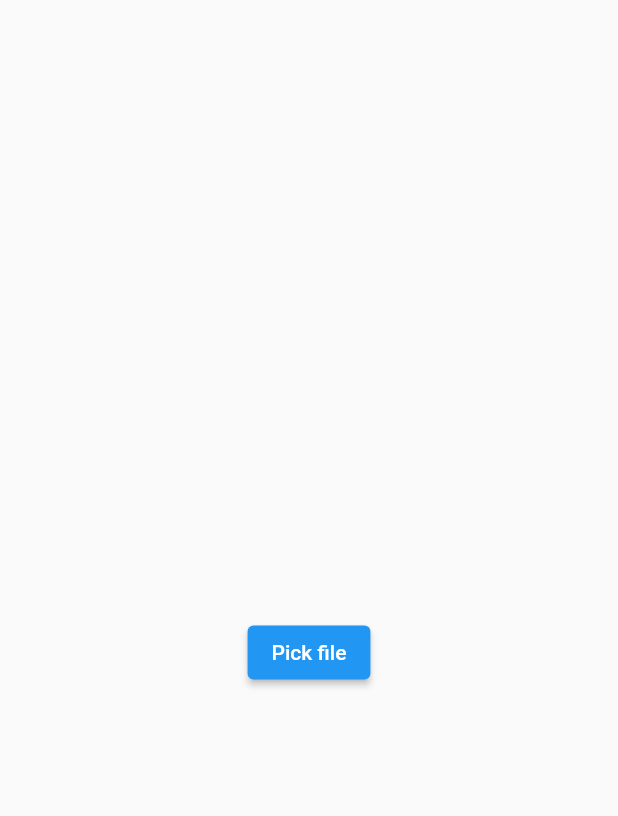
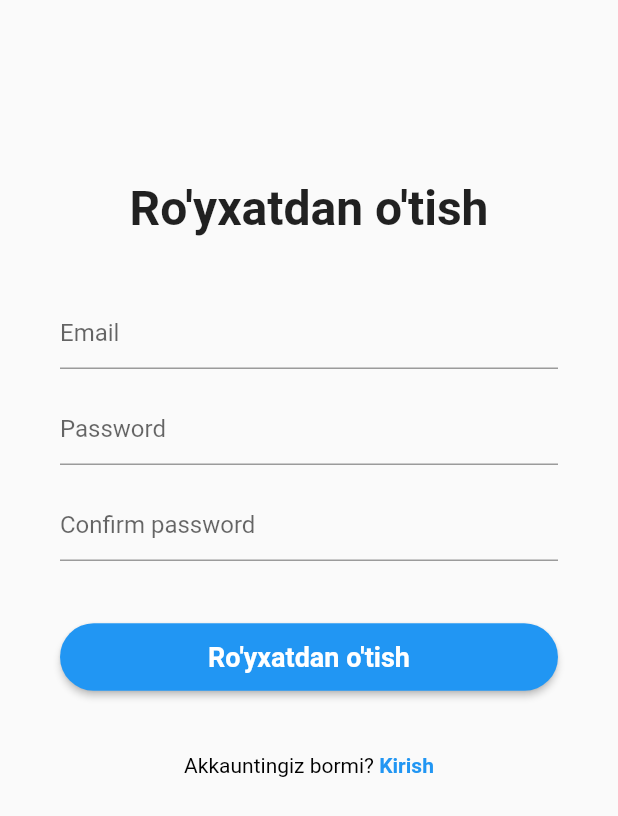
Before and after one commit to qahor0v/fire16, a Flutter app: the screen it shows after launch, on a phone screen of 412 x 824 dp. Shown: the top 816 px of the screen. Run offline on Flutter 3.47's test engine with Material 2 defaults, Android fonts, the phone set to English and light mode, and no system bars; our stand-ins replace cloud_firestore, file_picker, firebase_auth, firebase_core, firebase_database, firebase_storage; accounts and stored records are empty.

Commit message:
APP: new app

```diff
--- /dev/null
+++ b/lib/constants/app_colors.dart
@@ -0,0 +1,3 @@
+import 'package:flutter/material.dart';
+
+const mainColor = Colors.blue;
--- a/lib/home.dart
+++ b/lib/home.dart
@@ -4,6 +4,8 @@ import 'package:fire16/user_model.dart';
 import 'package:flutter/material.dart';
 
 class HomePage extends StatelessWidget {
+  static const String id = "home";
+
   const HomePage({super.key});
 
   @override
--- a/lib/main.dart
+++ b/lib/main.dart
@@ -1,8 +1,10 @@
-import 'package:fire16/upload_page.dart';
+import 'package:fire16/home.dart';
+import 'package:fire16/pages/login_pages/sign_in.dart';
+import 'package:fire16/pages/login_pages/sign_up.dart';
+import 'package:fire16/pages/login_pages/user_info_page.dart';
+import 'package:fire16/services/auth_services/firebase_auth_services.dart';
 import 'package:firebase_core/firebase_core.dart';
 import 'package:flutter/material.dart';
-
-import 'home.dart';
 
 void main() async {
   WidgetsFlutterBinding.ensureInitialized();
@@ -15,9 +17,46 @@ class MyApp extends StatelessWidget {
 
   @override
   Widget build(BuildContext context) {
-    return const MaterialApp(
+    return MaterialApp(
       debugShowCheckedModeBanner: false,
-      home: UploadPage(),
+      home: const CheckUser(),
+      routes: {
+        HomePage.id: (context) => const HomePage(),
+        SignInPage.id: (context) => const SignInPage(),
+        SignUpPage.id: (context) => const SignUpPage(),
+        UserInfoPage.id: (context) => const UserInfoPage(),
+      },
     );
   }
 }
+
+class CheckUser extends StatelessWidget {
+  const CheckUser({super.key});
+
+  @override
+  Widget build(BuildContext context) {
+    return StreamBuilder(
+      stream: AuthServices().getCurrentUser(),
+      builder: (context, snapshot) {
+        if (snapshot.connectionState == ConnectionState.waiting) {
+          return const Center(
+            child: CircularProgressIndicator(),
+          );
+        } else if (snapshot.hasError) {
+          return const Center(
+            child: Icon(
+              Icons.error_outline_outlined,
+              color: Colors.red,
+            ),
+          );
+        } else {
+          if (snapshot.data == null) {
+            return const SignUpPage();
+          } else {
+            return const UserInfoPage();
+          }
+        }
+      },
+    );
+  }
+}
--- /dev/null
+++ b/lib/models/sign_in_model.dart
@@ -0,0 +1,9 @@
+class SignInModel {
+  String password;
+  String email;
+
+  SignInModel({
+    required this.email,
+    required this.password,
+  });
+}
--- /dev/null
+++ b/lib/models/sign_up_model.dart
@@ -0,0 +1,11 @@
+class SignUpModel {
+  String email;
+  String password;
+  String confirmPassword;
+
+  SignUpModel({
+    required this.password,
+    required this.confirmPassword,
+    required this.email,
+  });
+}
--- /dev/null
+++ b/lib/pages/login_pages/sign_up.dart
@@ -0,0 +1,121 @@
+import 'package:fire16/constants/app_colors.dart';
+import 'package:fire16/pages/login_pages/sign_in.dart';
+import 'package:fire16/pages/login_pages/user_info_page.dart';
+import 'package:fire16/services/auth_services/firebase_auth_services.dart';
+import 'package:fire16/utils/app_loader.dart';
+import 'package:fire16/utils/app_router.dart';
+import 'package:fire16/utils/app_toast.dart';
+import 'package:fire16/widgets/app_main_button.dart';
+import 'package:fire16/widgets/app_text_field.dart';
+import 'package:flutter/gestures.dart';
+import 'package:flutter/material.dart';
+
+class SignUpPage extends StatefulWidget {
+  static const String id = "sign_up";
+
+  const SignUpPage({super.key});
+
+  @override
+  State<SignUpPage> createState() => _SignUpPageState();
+}
+
+class _SignUpPageState extends State<SignUpPage> {
+  final passwordController = TextEditingController();
+  final cPasswordController = TextEditingController();
+  final emailController = TextEditingController();
+
+  void signUp() async {
+    AuthServices authServices = AuthServices();
+    final password = passwordController.text.trim();
+    final cPassword = cPasswordController.text.trim();
+    final email = emailController.text.trim();
+    if (password == cPassword) {
+      showLoader(context);
+      authServices.signUp(email, password).then((value) {
+        Go(context).close();
+        if (value) {
+          showToast(context: context, message: "Ro'yxatdan o'tdingiz!");
+          Go(context).id(UserInfoPage.id);
+        } else {
+          showToast(
+            context: context,
+            message:
+                "Siz allaqachon ro'yxatdan o'tgansiz. Iltimos, boshqa email bilan ro'yxatdan o'ting!",
+          );
+        }
+      });
+    } else {
+      showToast(context: context, message: "Parolni to'g'ri kiriting!");
+    }
+  }
+
+  @override
+  Widget build(BuildContext context) {
+    return Scaffold(
+      body: SingleChildScrollView(
+        child: Padding(
+          padding: const EdgeInsets.only(
+            left: 40,
+            right: 40,
+          ),
+          child: Column(
+            mainAxisAlignment: MainAxisAlignment.center,
+            crossAxisAlignment: CrossAxisAlignment.center,
+            children: [
+              const SizedBox(height: 120),
+              const Center(
+                child: Text(
+                  "Ro'yxatdan o'tish",
+                  style: TextStyle(
+                    fontSize: 32,
+                    fontWeight: FontWeight.w700,
+                  ),
+                ),
+              ),
+              const SizedBox(height: 40),
+              AppTextField(
+                hint: "Email",
+                controller: emailController,
+              ),
+              const SizedBox(height: 16),
+              AppTextField(
+                hint: "Password",
+                controller: passwordController,
+              ),
+              const SizedBox(height: 16),
+              AppTextField(
+                hint: "Confirm password",
+                controller: cPasswordController,
+              ),
+              const SizedBox(height: 40),
+              AppMainButton(
+                title: "Ro'yxatdan o'tish",
+                onPressed: signUp,
+              ),
+              const SizedBox(height: 40),
+              RichText(
+                text: TextSpan(
+                  text: "Akkauntingiz bormi? ",
+                  style: const TextStyle(color: Colors.black),
+                  children: [
+                    TextSpan(
+                      text: "Kirish",
+                      style: const TextStyle(
+                        color: mainColor,
+                        fontWeight: FontWeight.w600,
+                      ),
+                      recognizer: TapGestureRecognizer()
+                        ..onTap = () {
+                          Go(context).id(SignInPage.id);
+                        },
+                    ),
+                  ],
+                ),
+              )
+            ],
+          ),
+        ),
+      ),
+    );
+  }
+}
--- /dev/null
+++ b/lib/services/auth_services/firebase_auth_services.dart
@@ -0,0 +1,40 @@
+import 'dart:developer';
+import 'package:firebase_auth/firebase_auth.dart';
+
+class AuthServices {
+  final FirebaseAuth firebaseAuth = FirebaseAuth.instance;
+
+  Future<bool> signIn(String email, String password) async {
+    try {
+      final user = await firebaseAuth.signInWithEmailAndPassword(
+        email: email,
+        password: password,
+      );
+      final result = user.user;
+      return result != null;
+    } catch (e) {
+      log("Error: $e");
+      return false;
+    }
+  }
+
+  Future<bool> signUp(String email, String password) async {
+    try {
+      final user = await firebaseAuth.createUserWithEmailAndPassword(
+        email: email,
+        password: password,
+      );
+      final result = user.user;
+      return result != null;
+    } catch (e) {
+      log("Error: $e");
+      return false;
+    }
+  }
+
+  Stream<User?> getCurrentUser() => firebaseAuth.authStateChanges();
+
+  Future<void> logout() async {
+    firebaseAuth.signOut();
+  }
+}
--- /dev/null
+++ b/lib/widgets/app_main_button.dart
@@ -0,0 +1,38 @@
+import 'package:fire16/constants/app_colors.dart';
+import 'package:flutter/material.dart';
+
+class AppMainButton extends StatelessWidget {
+  final String title;
+  final void Function() onPressed;
+
+  const AppMainButton({
+    super.key,
+    required this.title,
+    required this.onPressed,
+  });
+
+  @override
+  Widget build(BuildContext context) {
+    return MaterialButton(
+      padding: const EdgeInsets.only(
+        top: 12,
+        bottom: 12,
+      ),
+      shape: RoundedRectangleBorder(
+        borderRadius: BorderRadius.circular(80),
+      ),
+      color: mainColor,
+      onPressed: onPressed,
+      child: Center(
+        child: Text(
+          title,
+          style: const TextStyle(
+            color: Colors.white,
+            fontSize: 18,
+            fontWeight: FontWeight.w600,
+          ),
+        ),
+      ),
+    );
+  }
+}
--- /dev/null
+++ b/lib/widgets/app_text_field.dart
@@ -0,0 +1,22 @@
+ import 'package:flutter/material.dart';
+
+class AppTextField extends StatelessWidget {
+  final String hint;
+  final TextEditingController controller;
+
+  const AppTextField({
+    super.key,
+    required this.hint,
+    required this.controller,
+  });
+
+  @override
+  Widget build(BuildContext context) {
+    return TextField(
+      controller: controller,
+      decoration: InputDecoration(
+        hintText: hint,
+      ),
+    );
+  }
+}
--- a/pubspec.yaml
+++ b/pubspec.yaml
@@ -40,6 +40,7 @@ dependencies:
   firebase_database: ^10.3.0
   firebase_storage: ^11.3.1
   file_picker: ^6.0.0
+  firebase_auth: ^4.12.0
 
 dev_dependencies:
   flutter_test:
```
Also changed, not shown: lib/models/user_model.dart (added, +39 -0 lines), lib/pages/login_pages/sign_in.dart (added, +114 -0 lines), lib/pages/login_pages/user_info_page.dart (added, +40 -0 lines), lib/utils/app_loader.dart (added, +17 -0 lines), lib/utils/app_router.dart (added, +25 -0 lines), lib/utils/app_toast.dart (added, +12 -0 lines), pubspec.lock.
